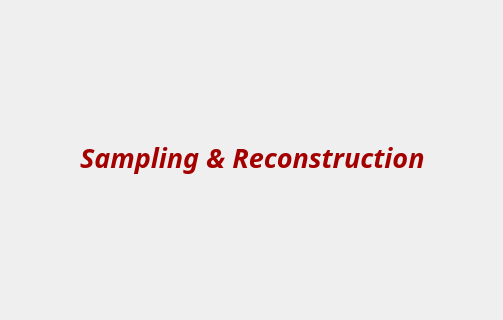
Above: src/ui/MainWindow.ui from Omarmansour557/Sampling-Reconstruction-Signals before the change; both pictures show x 148 to 651 and y 141 to 461 of the 800 by 600 pixel window. Below: the same form after it.
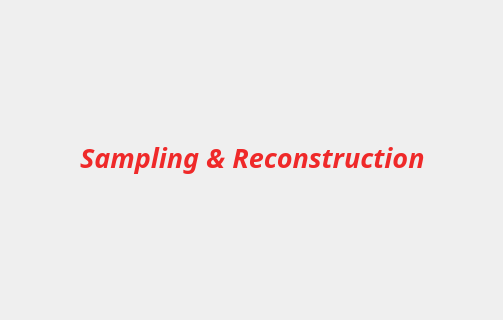
That is the form after the change.

The edit to the form file:
```diff
--- a/src/ui/MainWindow.ui
+++ b/src/ui/MainWindow.ui
@@ -42,7 +42,7 @@
          </font>
         </property>
         <property name="styleSheet">
-         <string notr="true">color: rgb(164, 0, 0);</string>
+         <string notr="true">color: rgb(239, 41, 41);</string>
         </property>
         <property name="text">
          <string>Sampling &amp; Reconstruction</string>
```
